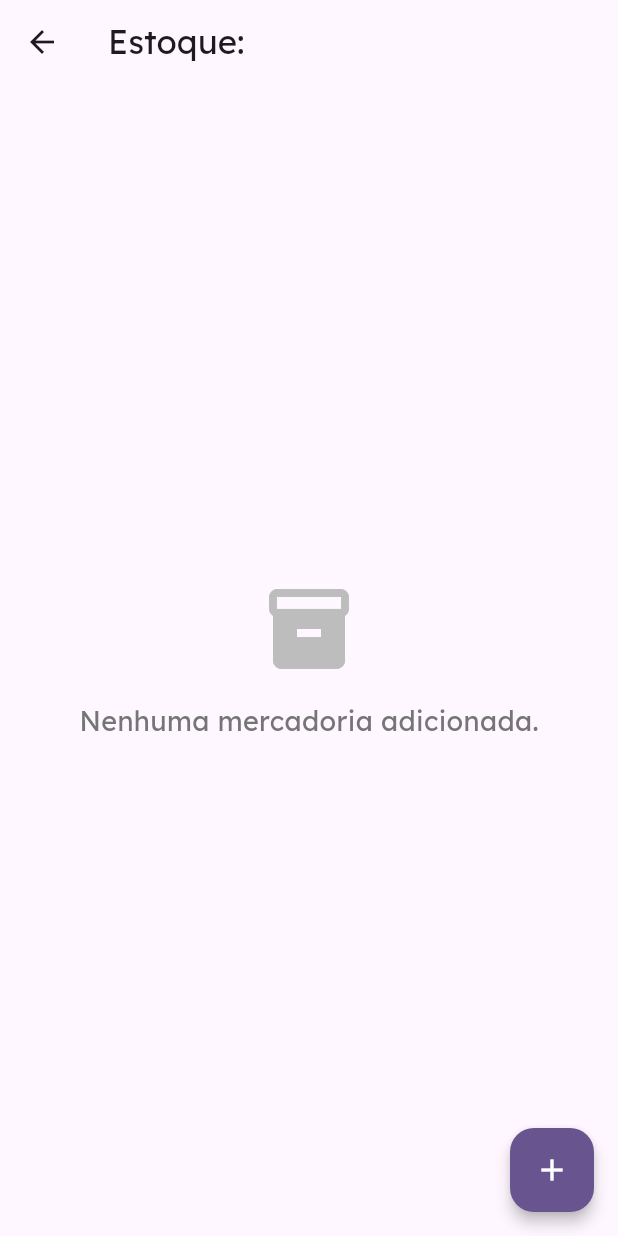
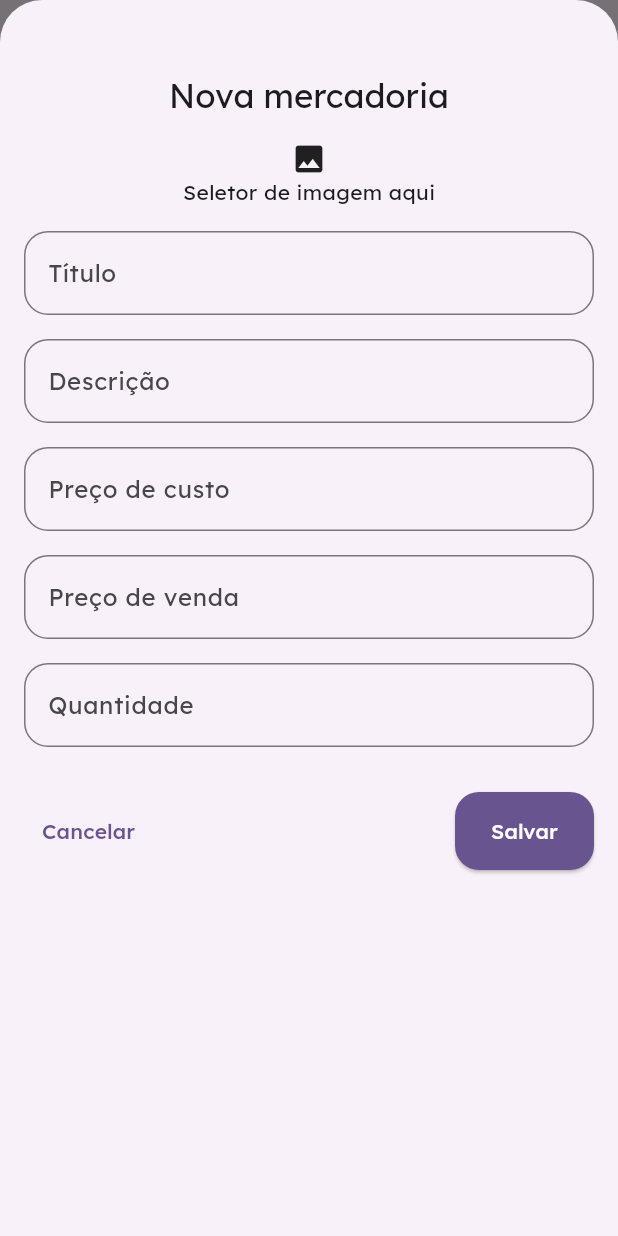
Before and after one commit to EFBN0/IZStock, a Flutter app: the EstoqueDetailsPage screen opened directly with empty values, after a tap on the "add" icon, on a phone screen of 412 x 824 dp. Run offline on Flutter 3.47's test engine with Material 3 defaults, Android fonts, the phone set to English and light mode, and no system bars; our stand-ins replace cloud_firestore, currency_text_input_formatter, firebase_auth, firebase_core, flutter_riverpod, google_fonts; accounts and stored records are empty.

Commit message:
feat: gerenciamento de mercadorias

```diff
--- a/lib/features/configuracoes/configuracoes.dart
+++ b/lib/features/configuracoes/configuracoes.dart
@@ -5,7 +5,6 @@ class SettingsScreen extends StatelessWidget {
 
   @override
   Widget build(BuildContext context) {
-    // TODO: implement build
-    throw UnimplementedError();
+    return Text('Tela de dashboard');
   }
 }
--- a/lib/features/dashboard/dashboard.dart
+++ b/lib/features/dashboard/dashboard.dart
@@ -5,7 +5,6 @@ class DashboardScreen extends StatelessWidget {
 
   @override
   Widget build(BuildContext context) {
-    // TODO: implement build
-    throw UnimplementedError();
+    return Text('Tela de dashboard');
   }
 }
--- a/lib/features/estoque/controllers/mercadoria_controller.dart
+++ b/lib/features/estoque/controllers/mercadoria_controller.dart
@@ -1,4 +1,5 @@
 import 'dart:async';
+import 'package:uuid/uuid.dart';
 import 'package:flutter_riverpod/flutter_riverpod.dart';
 import 'package:izstock/features/estoque/models/mercadoria.dart';
 import 'package:izstock/features/estoque/repositories/mercadoria_repository.dart';
@@ -17,6 +18,8 @@ final mercadoriaControllerProvider = AsyncNotifierProvider<MercadoriaController,
 });
 
 class MercadoriaController extends AsyncNotifier<void> {
+  final _uuid = const Uuid();
+
   @override
   FutureOr<void> build() {
     return null;
@@ -35,6 +38,7 @@ class MercadoriaController extends AsyncNotifier<void> {
     final novaMercadoria = Mercadoria(
       id: '',
       estoqueId: estoqueId,
+      codigo:  _uuid.v4(),
       titulo: titulo,
       descricao: '',
       valorVenda: valorVenda,
@@ -45,8 +49,9 @@ class MercadoriaController extends AsyncNotifier<void> {
     state = await AsyncValue.guard(() => repository.addMercadoria(estoqueId, novaMercadoria));
   }
 
-  Future<void> excluirMercadoria(String estoqueId, String mercadoriaId) async {
+  Future<void> removeMercadoria(String estoqueId, Mercadoria mercadoria) async {
+    state = const AsyncLoading();
     final repository = ref.read(mercadoriaRepositoryProvider);
-    await repository.deletarMercadoria(estoqueId, mercadoriaId);
+    state = await AsyncValue.guard(() => repository.removeMercadoria(estoqueId, mercadoria));
   }
 }
--- a/lib/features/estoque/models/mercadoria.dart
+++ b/lib/features/estoque/models/mercadoria.dart
@@ -3,6 +3,7 @@ import 'package:cloud_firestore/cloud_firestore.dart';
 class Mercadoria {
   final String id;
   final String estoqueId;
+  final String codigo;
   final String titulo;
   final String descricao;
   final double valorVenda;
@@ -13,6 +14,7 @@ class Mercadoria {
   const Mercadoria({
     required this.id,
     required this.estoqueId,
+    required this.codigo,
     required this.titulo,
     required this.descricao,
     required this.valorVenda,
@@ -26,6 +28,7 @@ class Mercadoria {
     return Mercadoria(
       id: doc.id,
       estoqueId: data['estoqueId'] ?? '',
+      codigo: data['codigo'] ?? '',
       titulo: data['titulo'] ?? '',
       descricao: data['descricao'] ?? '',
       valorVenda: (data['valorVenda'] ?? 0.0).toDouble(),
@@ -38,10 +41,11 @@ class Mercadoria {
   Map<String, dynamic> toFirestore() {
     return {
       'estoqueId': estoqueId,
+      'codigo': codigo,
       'titulo': titulo,
       'descricao': descricao,
       'valorVenda': valorVenda,
-      'precoCusto': valorCusto,
+      'valorCusto': valorCusto,
       'quantidade': quantidade,
       'imagemUrl': imagemUrl,
     };
--- a/lib/features/estoque/repositories/estoque_repository.dart
+++ b/lib/features/estoque/repositories/estoque_repository.dart
@@ -27,11 +27,21 @@ class EstoqueRepository extends BaseRepository {
     await _estoqueRef.add(novoEstoque);
   }
 
-  Future<void> updateEstoque(String estoqueId, Map<String, dynamic> data) async {
+  Future<void> updateEstoque(
+    String estoqueId,
+    Map<String, dynamic> data,
+  ) async {
     await _estoqueRef.doc(estoqueId).update(data);
   }
 
   Future<void> removeEstoque(String estoqueId) async {
     await _estoqueRef.doc(estoqueId).delete();
   }
+
+  Future<void> updateQuantidadeItens(String estoqueId, {int? quantidade, required bool incrementar}) async {
+    final qtdToSave = quantidade ?? 1;
+    await _estoqueRef.doc(estoqueId).update({
+      'quantidadeItens': FieldValue.increment(incrementar ? qtdToSave : qtdToSave * -1),
+    });
+  }
 }
--- a/lib/features/estoque/views/pages/estoque_details_page.dart
+++ b/lib/features/estoque/views/pages/estoque_details_page.dart
@@ -3,26 +3,27 @@ import 'package:flutter_riverpod/flutter_riverpod.dart';
 import 'package:izstock/features/estoque/controllers/mercadoria_controller.dart';
 import 'package:izstock/features/estoque/models/estoque.dart';
 import 'package:izstock/features/estoque/models/mercadoria.dart';
-import 'package:izstock/features/estoque/views/widgets/estoque_details_card.dart';
+import 'package:izstock/features/estoque/views/widgets/mercadoria_card.dart';
+import 'package:izstock/features/estoque/views/widgets/form_mercadoria.dart';
 
 class EstoqueDetailsPage extends ConsumerWidget {
   const EstoqueDetailsPage({super.key, required this.estoque});
 
   final Estoque estoque;
 
-  void _selectMercadoria(BuildContext context, Mercadoria mercadoria) {
+  void _touchMercadoria(BuildContext context, Mercadoria? mercadoria) {
     showModalBottomSheet(
       isScrollControlled: true,
       context: context,
-      builder: (ctx) => Padding(
-        padding: EdgeInsetsGeometry.fromLTRB(16, 48, 16, 16),
-        child: Column(
-          children: [
-            Row(children: [Text('mercadoria ')]),
-          ],
-        ),
-      ),
+      builder: (ctx) =>
+          FormMercadoria(mercadoria: mercadoria, estoque: estoque),
     );
+  }
+
+  void _removeMercadoria(WidgetRef ref, Mercadoria mercadoria) {
+    ref
+        .read(mercadoriaControllerProvider.notifier)
+        .removeMercadoria(estoque.id!, mercadoria);
   }
 
   @override
@@ -32,7 +33,9 @@ class EstoqueDetailsPage extends ConsumerWidget {
     return Scaffold(
       appBar: AppBar(title: Text('Estoque: ${estoque.titulo}')),
       floatingActionButton: FloatingActionButton(
-        onPressed: () {},
+        onPressed: () {
+          _touchMercadoria(context, null);
+        },
         child: const Icon(Icons.add),
       ),
       body: mercadoriaAsyncList.when(
@@ -61,9 +64,14 @@ class EstoqueDetailsPage extends ConsumerWidget {
                 margin: EdgeInsets.symmetric(vertical: 10),
                 child: GestureDetector(
                   onTap: () {
-                    _selectMercadoria(context, mercadorias[index]);
+                    _touchMercadoria(context, mercadorias[index]);
                   },
-                  child: EstoqueDetailsCard(mercadoria: mercadorias[index]),
+                  child: MercadoriaCard(
+                    mercadoria: mercadorias[index],
+                    onRemoveMercadoria: (mercadoria) {
+                      _removeMercadoria(ref, mercadoria);
+                    },
+                  ),
                 ),
               ),
             ),
--- a/lib/features/estoque/views/pages/estoques_page.dart
+++ b/lib/features/estoque/views/pages/estoques_page.dart
@@ -113,7 +113,7 @@ class EstoquesPage extends ConsumerWidget {
                   child: EstoqueCard(
                     estoque: estoques[index],
                     onDelete: ref
-                        .read(estoqueControllerProvider.notifier)
+                        .watch(estoqueControllerProvider.notifier)
                         .removeEstoque,
                   ),
                 ),
--- /dev/null
+++ b/lib/features/estoque/views/widgets/form_mercadoria.dart
@@ -0,0 +1,180 @@
+import 'package:flutter/material.dart';
+import 'package:flutter/services.dart';
+import 'package:flutter_riverpod/flutter_riverpod.dart';
+import 'package:currency_text_input_formatter/currency_text_input_formatter.dart';
+import 'package:izstock/features/estoque/controllers/mercadoria_controller.dart';
+import 'package:izstock/features/estoque/models/estoque.dart';
+import 'package:izstock/features/estoque/models/mercadoria.dart';
+
+class FormMercadoria extends ConsumerStatefulWidget {
+  const FormMercadoria({super.key, this.mercadoria, required this.estoque});
+
+  final Mercadoria? mercadoria;
+  final Estoque estoque;
+
+  @override
+  ConsumerState<FormMercadoria> createState() {
+    return _FormMercadoriaState();
+  }
+}
+
+class _FormMercadoriaState extends ConsumerState<FormMercadoria> {
+  final _form = GlobalKey<FormState>();
+  late TextEditingController _tituloController;
+  late TextEditingController _descricaoController;
+  late TextEditingController _valorCustoController;
+  late TextEditingController _valorVendaController;
+  late TextEditingController _quantidadeController;
+
+  @override
+  void initState() {
+    super.initState();
+    final editMode = widget.mercadoria != null;
+
+    _tituloController = TextEditingController(text: editMode ? widget.mercadoria!.titulo : '');
+    _descricaoController = TextEditingController(text: editMode ? widget.mercadoria!.descricao : '');
+    _valorCustoController = TextEditingController(text: editMode ? _currencyFormatter.formatDouble(widget.mercadoria!.valorCusto) : '');
+    _valorVendaController = TextEditingController(text: editMode ? _currencyFormatter.formatDouble(widget.mercadoria!.valorVenda) : '');
+    _quantidadeController = TextEditingController(text: editMode ? widget.mercadoria!.quantidade.toString() : '');
+  }
+
+  @override
+  void dispose() {
+    _tituloController.dispose();
+    _descricaoController.dispose();
+    _valorCustoController.dispose();
+    _valorVendaController.dispose();
+    _quantidadeController.dispose();
+    super.dispose();
+  }
+
+  final CurrencyTextInputFormatter _currencyFormatter =
+      CurrencyTextInputFormatter.currency(
+        locale: 'pt_BR',
+        symbol: 'R\$',
+        decimalDigits: 2,
+      );
+
+  double toCurrencyDouble(String value) {
+    if (value.isEmpty) return 0.0;
+    var clean = value.replaceAll('R\$', '').trim();
+    clean = clean.replaceAll('.', '');
+    clean = clean.replaceAll(',', '.');
+    return double.tryParse(clean) ?? 0.0;
+  }
+
+  void _saveMercadoria() {
+    final isValid = _form.currentState!.validate();
+
+    if (!isValid) {
+      return;
+    }
+
+    _form.currentState!.save();
+
+    ref
+        .read(mercadoriaControllerProvider.notifier)
+        .addMercadoria(
+          estoqueId: widget.estoque.id!,
+          titulo: _tituloController.text,
+          valorVenda: toCurrencyDouble(_valorVendaController.text),
+          valorCusto: toCurrencyDouble(_valorCustoController.text),
+          quantidade: int.parse(_quantidadeController.text),
+        );
+
+    Navigator.of(context).pop();
+  }
+
+  @override
+  Widget build(BuildContext context) {
+    return Form(
+      key: _form,
+      child: Padding(
+        padding: const EdgeInsets.fromLTRB(16, 50, 16, 16),
+        child: Column(
+          children: [
+            Text(
+              widget.mercadoria != null
+                  ? 'Editar mercadoria'
+                  : 'Nova mercadoria',
+              style: Theme.of(context).textTheme.titleLarge!.copyWith(),
+            ),
+            const SizedBox(height: 16),
+            const Icon(Icons.image),
+            const Text('Seletor de imagem aqui'),
+            const SizedBox(height: 16),
+            TextFormField(
+              controller: _tituloController,
+              decoration: InputDecoration(label: Text('Título'), filled: false),
+              validator: (value) {
+                if (value == null) {
+                  return 'Campo Título obrigatório';
+                }
+                return null;
+              },
+              onSaved: (value) {},
+            ),
+            const SizedBox(height: 16),
+            TextFormField(
+              controller: _descricaoController,
+              decoration: InputDecoration(
+                label: Text('Descrição'),
+                filled: false,
+              ),
+              onSaved: (value) {},
+            ),
+            const SizedBox(height: 16),
+            TextFormField(
+              controller: _valorCustoController,
+              decoration: InputDecoration(
+                label: Text('Preço de custo'),
+                filled: false,
+              ),
+              keyboardType: TextInputType.numberWithOptions(decimal: true),
+              inputFormatters: [_currencyFormatter],
+              onSaved: (value) {},
+            ),
+            const SizedBox(height: 16),
+            TextFormField(
+              controller: _valorVendaController,
+              decoration: InputDecoration(
+                label: Text('Preço de venda'),
+                filled: false,
+              ),
+              keyboardType: TextInputType.numberWithOptions(decimal: true),
+              inputFormatters: [_currencyFormatter],
+              onSaved: (value) {},
+            ),
+            const SizedBox(height: 16),
+            TextFormField(
+              controller: _quantidadeController,
+              decoration: InputDecoration(
+                label: Text('Quantidade'),
+                filled: false,
+              ),
+              keyboardType: TextInputType.number,
+              inputFormatters: [FilteringTextInputFormatter.digitsOnly],
+              onSaved: (value) {},
+            ),
+            const SizedBox(height: 30),
+            Row(
+              children: [
+                TextButton(
+                  onPressed: () {
+                    Navigator.pop(context);
+                  },
+                  child: const Text('Cancelar'),
+                ),
+                const Spacer(),
+                ElevatedButton(
+                  onPressed: _saveMercadoria,
+                  child: const Text('Salvar'),
+                ),
+              ],
+            ),
+          ],
+        ),
+      ),
+    );
+  }
+}
--- a/lib/features/estoque/views/widgets/estoque_details_card.dart
+++ b/lib/features/estoque/views/widgets/mercadoria_card.dart
@@ -1,13 +1,15 @@
 import 'package:flutter/material.dart';
 import 'package:izstock/features/estoque/models/mercadoria.dart';
 
-class EstoqueDetailsCard extends StatelessWidget {
-  const EstoqueDetailsCard({
+class MercadoriaCard extends StatelessWidget {
+  const MercadoriaCard({
     super.key,
     required this.mercadoria,
+    required this.onRemoveMercadoria
   });
 
   final Mercadoria mercadoria;
+  final void Function(Mercadoria mercadoria) onRemoveMercadoria;
 
   @override
   Widget build(BuildContext context) {
@@ -29,11 +31,15 @@ class EstoqueDetailsCard extends StatelessWidget {
                   style: Theme.of(context).textTheme.titleMedium!,
                 ),
                 const SizedBox(height: 6),
-                Text('Valor: R\$ ${mercadoria.valorVenda}'),
+                Text('Valor: R\$ ${mercadoria.valorVenda.toStringAsFixed(2).replaceAll('.', ',')}'),
+                const SizedBox(height: 6),
+                Text('Qtd.: ${mercadoria.quantidade}'),
               ],
             ),
             IconButton.outlined(
-              onPressed: () {},
+              onPressed: () {
+                onRemoveMercadoria(mercadoria);
+              },
               icon: const Icon(
                 Icons.delete,
                 size: 20,
--- a/lib/features/vendas/vendas.dart
+++ b/lib/features/vendas/vendas.dart
@@ -5,7 +5,6 @@ class TransactionScreen extends StatelessWidget {
 
   @override
   Widget build(BuildContext context) {
-    // TODO: implement build
-    throw UnimplementedError();
+    return Text('Tela de vendas');
   }
 }
--- a/pubspec.yaml
+++ b/pubspec.yaml
@@ -39,6 +39,8 @@ dependencies:
   firebase_core: ^4.2.1
   firebase_auth: ^6.1.2
   cloud_firestore: ^6.1.0
+  uuid: ^4.5.2
+  currency_text_input_formatter: ^2.3.0
 
 dev_dependencies:
   flutter_test:
```
Also changed, not shown: lib/features/estoque/controllers/estoque_controller.dart (+7 -7 lines), lib/features/estoque/repositories/mercadoria_repository.dart (+49 -30 lines), pubspec.lock.
